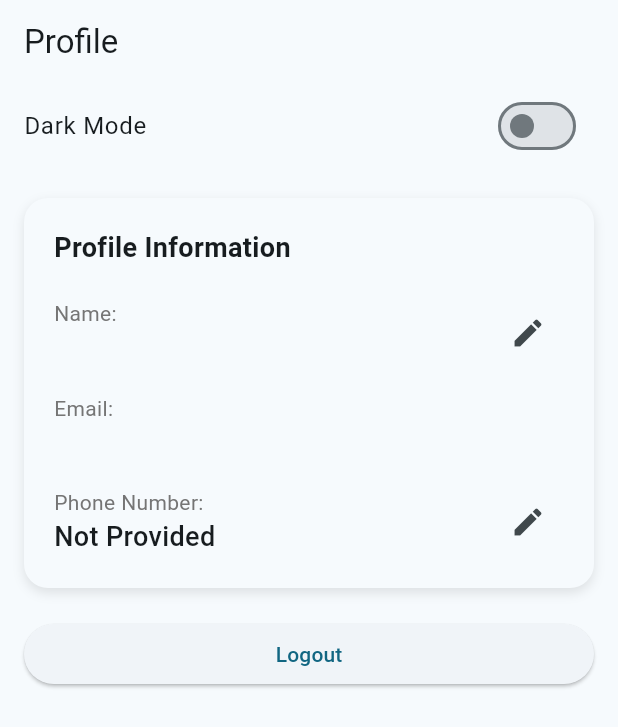
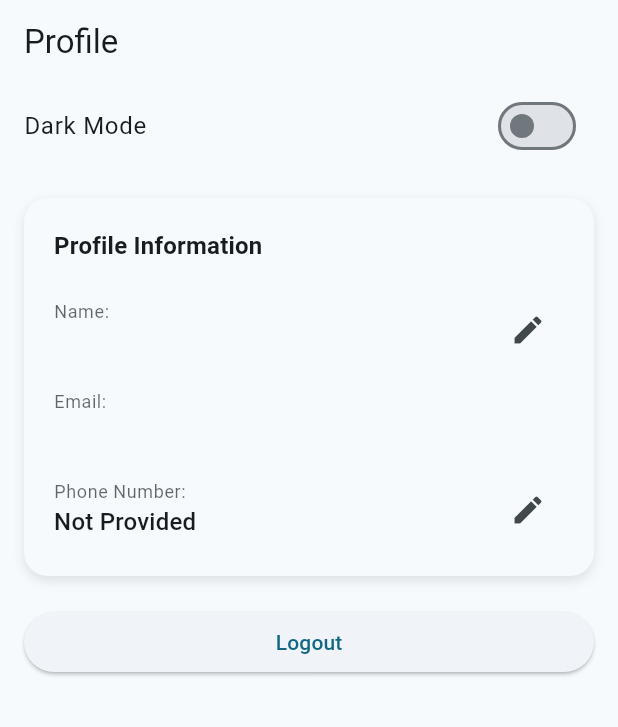
Before and after one commit to kvo110/property_pulse, a Flutter app: the ProfileScreen screen opened directly, on a phone screen of 412 x 824 dp. Shown: the top 727 px of the screen. Run offline on Flutter 3.47's test engine with Material 3 defaults, Android fonts, the phone set to English and light mode, and no system bars; our stand-ins replace cloud_firestore, firebase_auth, firebase_core; accounts and stored records are empty; network calls fail.

Commit message:
Updated screens to follow dark/light theme switch

```diff
--- a/lib/screens/profile_screen.dart
+++ b/lib/screens/profile_screen.dart
@@ -1,5 +1,6 @@
 // screens/profile_screen.dart
-// User profile/settings screen. Dark/light mode toggle included.
+// User profile/settings screen with theme-aware UI adjustments.
+// This version fixes card + text colors so they adapt to light/dark mode correctly.
 
 import 'package:flutter/material.dart';
 import 'package:provider/provider.dart';
@@ -11,31 +12,36 @@ import '../screens/login_screen.dart';
 class ProfileScreen extends StatelessWidget {
   const ProfileScreen({super.key});
 
-  // Get user details from database
+  // Pulls user Firestore document in real time
   Stream<DocumentSnapshot<Map<String, dynamic>>> _getUserData() {
     final uid = FirebaseAuth.instance.currentUser!.uid;
     return FirebaseFirestore.instance.collection("users").doc(uid).snapshots();
   }
 
-  // Dialog to update details
+  // Edit dialog for profile fields
   Future<void> _editDialog(
-      BuildContext context, String fieldName, String title, String currentValue) async {
+    BuildContext context,
+    String fieldName,
+    String title,
+    String currentValue,
+  ) async {
     final uid = FirebaseAuth.instance.currentUser!.uid;
-    TextEditingController controller = TextEditingController(text: currentValue);
+    TextEditingController controller = TextEditingController(
+      text: currentValue,
+    );
 
     await showDialog(
       context: context,
       builder: (context) {
         return AlertDialog(
+          backgroundColor: Theme.of(context).cardColor,
           title: Text("Edit $title"),
           content: TextField(
             controller: controller,
-            decoration: InputDecoration(
-              labelText: "Enter new $title",
-            ),
+            decoration: InputDecoration(labelText: "Enter new $title"),
           ),
           actions: [
-            ElevatedButton(
+            TextButton(
               onPressed: () => Navigator.pop(context),
               child: const Text("Cancel"),
             ),
@@ -67,7 +73,7 @@ class ProfileScreen extends StatelessWidget {
 
       body: ListView(
         children: [
-          // Dark mode switch
+          // Theme mode toggle
           SwitchListTile(
             title: const Text("Dark Mode"),
             value: themeProvider.isDarkMode,
@@ -78,7 +84,7 @@ class ProfileScreen extends StatelessWidget {
 
           const SizedBox(height: 20),
 
-          // User profile displayer
+          // User profile viewer
           StreamBuilder(
             stream: _getUserData(),
             builder: (context, snapshot) {
@@ -86,10 +92,7 @@ class ProfileScreen extends StatelessWidget {
                 return const Center(
                   child: Padding(
                     padding: EdgeInsets.all(20),
-                    child: Text(
-                      "Unable to load profile data.",
-                      style: TextStyle(fontSize: 16),
-                    ),
+                    child: Text("Unable to load profile data."),
                   ),
                 );
               }
@@ -105,31 +108,30 @@ class ProfileScreen extends StatelessWidget {
                   padding: const EdgeInsets.all(20),
                   decoration: BoxDecoration(
                     color: Theme.of(context).cardColor,
-                    borderRadius: BorderRadius.circular(16), // Rounded corners
+                    borderRadius: BorderRadius.circular(16),
                     boxShadow: [
                       BoxShadow(
-                        color: Colors.black.withOpacity(0.1),
+                        color: Theme.of(context).brightness == Brightness.dark
+                            ? Colors.black.withOpacity(0.4)
+                            : Colors.black.withOpacity(0.1),
                         blurRadius: 6,
                         offset: const Offset(0, 3),
                       ),
                     ],
                   ),
 
-                  // Profile details
                   child: Column(
                     crossAxisAlignment: CrossAxisAlignment.start,
                     children: [
-                      const Text(
+                      Text(
                         "Profile Information",
-                        style: TextStyle(
-                          fontSize: 18,
-                          fontWeight: FontWeight.bold,
-                        ),
+                        style: Theme.of(context).textTheme.titleMedium
+                            ?.copyWith(fontWeight: FontWeight.bold),
                       ),
 
                       const SizedBox(height: 20),
 
-                      // Name
+                      // Name Row
                       Row(
                         mainAxisAlignment: MainAxisAlignment.spaceBetween,
                         children: [
@@ -138,17 +140,14 @@ class ProfileScreen extends StatelessWidget {
                             children: [
                               Text(
                                 "Name:",
-                                style: TextStyle(
-                                  fontSize: 14,
-                                  color: Colors.grey[600],
-                                ),
+                                style: Theme.of(context).textTheme.bodySmall
+                                    ?.copyWith(
+                                      color: Theme.of(context).hintColor,
+                                    ),
                               ),
                               Text(
                                 name,
-                                style: const TextStyle(
-                                  fontSize: 18,
-                                  fontWeight: FontWeight.w500,
-                                ),
+                                style: Theme.of(context).textTheme.titleMedium,
                               ),
                             ],
                           ),
@@ -163,25 +162,21 @@ class ProfileScreen extends StatelessWidget {
 
                       const SizedBox(height: 16),
 
-                      // Email
+                      // Email (non-editable)
                       Text(
                         "Email:",
-                        style: TextStyle(
-                          fontSize: 14,
-                          color: Colors.grey[600],
+                        style: Theme.of(context).textTheme.bodySmall?.copyWith(
+                          color: Theme.of(context).hintColor,
                         ),
                       ),
                       Text(
                         email,
-                        style: const TextStyle(
-                          fontSize: 18,
-                          fontWeight: FontWeight.w500,
-                        ),
+                        style: Theme.of(context).textTheme.titleMedium,
                       ),
 
                       const SizedBox(height: 16),
 
-                      // Phone number
+                      // Phone Number Row
                       Row(
                         mainAxisAlignment: MainAxisAlignment.spaceBetween,
                         children: [
@@ -190,17 +185,14 @@ class ProfileScreen extends StatelessWidget {
                             children: [
                               Text(
                                 "Phone Number:",
-                                style: TextStyle(
-                                  fontSize: 14,
-                                  color: Colors.grey[600],
-                                ),
+                                style: Theme.of(context).textTheme.bodySmall
+                                    ?.copyWith(
+                                      color: Theme.of(context).hintColor,
+                                    ),
                               ),
                               Text(
                                 phone.isEmpty ? "Not Provided" : phone,
-                                style: const TextStyle(
-                                  fontSize: 18,
-                                  fontWeight: FontWeight.w500,
-                                ),
+                                style: Theme.of(context).textTheme.titleMedium,
                               ),
                             ],
                           ),
@@ -208,7 +200,11 @@ class ProfileScreen extends StatelessWidget {
                             icon: const Icon(Icons.edit),
                             onPressed: () {
                               _editDialog(
-                                  context, "phoneNumber", "Phone Number", phone);
+                                context,
+                                "phoneNumber",
+                                "Phone Number",
+                                phone,
+                              );
                             },
                           ),
                         ],
@@ -222,7 +218,7 @@ class ProfileScreen extends StatelessWidget {
 
           const SizedBox(height: 20),
 
-          // Logout button
+          // Logout
           Padding(
             padding: const EdgeInsets.symmetric(horizontal: 16),
             child: ElevatedButton(
```
Also changed, not shown: lib/screens/details_screen.dart (+27 -27 lines), lib/screens/favorites_screen.dart (+38 -20 lines), lib/screens/home_screen.dart (+75 -41 lines), lib/screens/search_screen.dart (+107 -59 lines).
